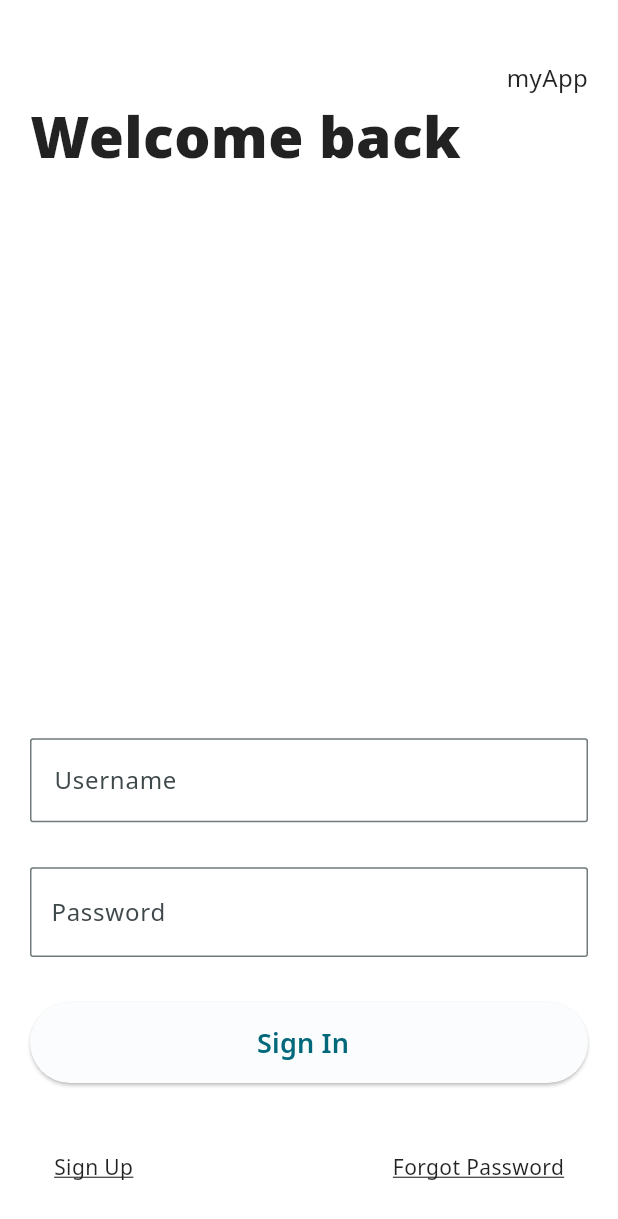
After one commit to abhndv/flutter-login-designs, a Flutter app: the screen it shows after launch, after a tap on "Login Design Light", on a phone screen of 412 x 824 dp. The commit adds this screen. Shown: the top 1219 px of the screen. Run offline on Flutter 3.47's test engine with Material 2 defaults, Android fonts, the phone set to English and light mode, and no system bars; our stand-ins replace google_fonts.

Commit message:
- Login Design 2 initial commit

```diff
--- a/lib/pages/home.dart
+++ b/lib/pages/home.dart
@@ -1,5 +1,6 @@
 import 'package:flutter/cupertino.dart';
 import 'package:flutter/material.dart';
+import 'package:flutter_login_designs/pages/login_2.dart';
 import 'package:google_fonts/google_fonts.dart';
 
 import 'login_1.dart';
@@ -43,8 +44,17 @@ const lightColorScheme = ColorScheme(
 );
 
 class _HomePageState extends State<HomePage> {
-  List<Map<String, String>> pages = [
-    {"image": "LoginOne.jpg", "title": "Login Design Dark"},
+  List<Map<String, dynamic>> pages = [
+    {
+      "image": "LoginOne.jpg",
+      "title": "Login Design Dark",
+      "page": const LoginPageOne()
+    },
+    {
+      "image": "LoginOne.jpg",
+      "title": "Login Design Light",
+      "page": const LoginPageTwo()
+    },
   ];
 
   @override
@@ -72,7 +82,7 @@ class _HomePageState extends State<HomePage> {
                   // primary: false,
                   padding: const EdgeInsets.only(top: 20),
                   itemCount: pages.length,
-                  gridDelegate: SliverGridDelegateWithFixedCrossAxisCount(
+                  gridDelegate: const SliverGridDelegateWithFixedCrossAxisCount(
                     crossAxisSpacing: 14,
                     mainAxisSpacing: 14,
                     crossAxisCount: 2,
@@ -82,6 +92,7 @@ class _HomePageState extends State<HomePage> {
                     return generateCard(
                       pages[index]['title'].toString(),
                       pages[index]['image'].toString(),
+                      pages[index]['page'],
                     );
                   },
                 ),
@@ -93,15 +104,15 @@ class _HomePageState extends State<HomePage> {
     );
   }
 
-  Widget generateCard(title, image) {
+  Widget generateCard(title, image, route) {
     return InkWell(
       onTap: () {
-        Navigator.of(context).push(
-            MaterialPageRoute(builder: (context) => const LoginPageOne()));
+        Navigator.of(context)
+            .push(MaterialPageRoute(builder: (context) => route));
       },
       child: Container(
         decoration: BoxDecoration(
-          borderRadius: BorderRadius.all(Radius.circular(8)),
+          borderRadius: const BorderRadius.all(Radius.circular(8)),
           image: DecorationImage(
             image: AssetImage("assets/" + image),
             fit: BoxFit.cover,
@@ -118,7 +129,7 @@ class _HomePageState extends State<HomePage> {
                   color: Color.fromRGBO(255, 255, 255, 0.2)),
               child: Text(
                 title,
-                style: TextStyle(color: Colors.white),
+                style: const TextStyle(color: Colors.white),
               ),
             ),
           ],
--- /dev/null
+++ b/lib/pages/login_2.dart
@@ -0,0 +1,218 @@
+import 'dart:developer';
+
+import 'package:flutter/cupertino.dart';
+import 'package:flutter/material.dart';
+import 'package:google_fonts/google_fonts.dart';
+
+class LoginPageTwo extends StatefulWidget {
+  const LoginPageTwo({Key? key}) : super(key: key);
+
+  @override
+  _LoginPageTwoState createState() => _LoginPageTwoState();
+}
+
+// Color Scheme generated from Material Theme Builder web
+// Head to https://material-foundation.github.io/material-theme-builder/#/custom to create
+
+const lightColorScheme = ColorScheme(
+  brightness: Brightness.light,
+  primary: Color(0xFF00687A),
+  onPrimary: Color(0xFFFFFFFF),
+  primaryContainer: Color(0xFFA6EDFF),
+  onPrimaryContainer: Color(0xFF001F26),
+  secondary: Color(0xFF4B6268),
+  onSecondary: Color(0xFFFFFFFF),
+  secondaryContainer: Color(0xFFCDE7EE),
+  onSecondaryContainer: Color(0xFF061F24),
+  tertiary: Color(0xFF565D7E),
+  onTertiary: Color(0xFFFFFFFF),
+  tertiaryContainer: Color(0xFFDCE1FF),
+  onTertiaryContainer: Color(0xFF121A37),
+  error: Color(0xFFBA1B1B),
+  errorContainer: Color(0xFFFFDAD4),
+  onError: Color(0xFFFFFFFF),
+  onErrorContainer: Color(0xFF410001),
+  background: Color(0xFFFAFCFD),
+  onBackground: Color(0xFF191C1D),
+  surface: Color(0xFFFAFCFD),
+  onSurface: Color(0xFF191C1D),
+  surfaceVariant: Color(0xFFDBE4E7),
+  onSurfaceVariant: Color(0xFF3F484B),
+  outline: Color(0xFF70797C),
+  onInverseSurface: Color(0xFFEFF1F2),
+  inverseSurface: Color(0xFF2E3132),
+  inversePrimary: Color(0xFF55D7F3),
+  shadow: Color(0xFF000000),
+);
+
+class _LoginPageTwoState extends State<LoginPageTwo> {
+  bool _isHidden = true;
+
+  @override
+  Widget build(BuildContext context) {
+    return Theme(
+      data: ThemeData(
+          colorScheme: lightColorScheme,
+          textTheme: GoogleFonts.notoSansTextTheme(),
+          // .apply(displayColor: Colors.white, bodyColor: Colors.white),
+          useMaterial3: true),
+      child: Scaffold(
+        body: Container(
+          padding: const EdgeInsets.all(20),
+          decoration: const BoxDecoration(
+            gradient: LinearGradient(
+                begin: Alignment.topRight,
+                end: Alignment.bottomLeft,
+                colors: [
+                  Color(0xffffffff),
+                  Color(0xffffffff),
+                ]),
+          ),
+          child: Form(
+            child: Column(
+              crossAxisAlignment: CrossAxisAlignment.start,
+              children: <Widget>[
+                Row(
+                  mainAxisAlignment: MainAxisAlignment.end,
+                  children: const [
+                    Padding(
+                      padding: EdgeInsets.only(top: 20.0),
+                      child: Text(
+                        'myApp',
+                        style: TextStyle(fontSize: 16),
+                      ),
+                    ),
+                  ],
+                ),
+                const Text(
+                  'Welcome back',
+                  style: TextStyle(
+                    fontSize: 38,
+                    fontWeight: FontWeight.w900,
+                  ),
+                ),
+                const SizedBox(
+                  height: 14,
+                ),
+                Expanded(
+                  child: Container(),
+                ),
+                const SizedBox(
+                  height: 40,
+                ),
+                TextFormField(
+                  validator: (val) {
+                    if (val == null || val.isEmpty) {
+                      return "Please enter a username";
+                    } else {
+                      return null;
+                    }
+                  },
+                  decoration: InputDecoration(
+                    border: OutlineInputBorder(
+                      borderRadius: const BorderRadius.all(Radius.circular(2)),
+                      borderSide: BorderSide(
+                          color: Theme.of(context).colorScheme.tertiary),
+                    ),
+                    labelText: 'Username',
+                  ),
+                ),
+                const SizedBox(
+                  height: 30,
+                ),
+                TextFormField(
+                  validator: (val) {
+                    if (val == null || val.isEmpty) {
+                      return "Please enter a password";
+                    } else {
+                      return null;
+                    }
+                  },
+                  obscureText: _isHidden,
+                  decoration: InputDecoration(
+                    contentPadding:
+                        EdgeInsets.symmetric(vertical: 16, horizontal: 10),
+                    border: const OutlineInputBorder(
+                      borderRadius: BorderRadius.all(Radius.circular(2)),
+                      borderSide: BorderSide(color: Colors.white),
+                    ),
+                    labelText: 'Password',
+                    suffix: InkWell(
+                      onTap: togglePassword,
+                      child: Icon(
+                        _isHidden ? Icons.visibility : Icons.visibility_off,
+                        size: 22,
+                      ),
+                    ),
+                  ),
+                ),
+                const SizedBox(
+                  height: 30,
+                ),
+                ElevatedButton(
+                  style: ElevatedButton.styleFrom(
+                      padding:
+                          EdgeInsets.symmetric(vertical: 14, horizontal: 14)),
+                  onPressed: () {},
+                  // padding: EdgeInsets.only(left: 0),
+                  child: Row(
+                    mainAxisAlignment: MainAxisAlignment.center,
+                    children: const [
+                      Text(
+                        'Sign In',
+                        style: TextStyle(
+                            fontSize: 18, fontWeight: FontWeight.w600),
+                      ),
+                      SizedBox(
+                        width: 8,
+                      ),
+                      // Icon(
+                      //   Icons.arrow_right_alt_rounded,
+                      // )
+                    ],
+                  ),
+                ),
+                const SizedBox(
+                  height: 30,
+                ),
+                Row(
+                  mainAxisAlignment: MainAxisAlignment.spaceBetween,
+                  children: [
+                    InkWell(
+                      onTap: () {},
+                      child: const Padding(
+                        padding: EdgeInsets.all(16.0),
+                        child: Text(
+                          'Sign Up',
+                          style:
+                              TextStyle(decoration: TextDecoration.underline),
+                        ),
+                      ),
+                    ),
+                    InkWell(
+                      onTap: () {},
+                      child: const Padding(
+                        padding: EdgeInsets.all(16.0),
+                        child: Text(
+                          'Forgot Password',
+                          style:
+                              TextStyle(decoration: TextDecoration.underline),
+                        ),
+                      ),
+                    ),
+                  ],
+                ),
+              ],
+            ),
+          ),
+        ),
+      ),
+    );
+  }
+
+  void togglePassword() {
+    setState(() {
+      _isHidden = !_isHidden;
+    });
+  }
+}
```
